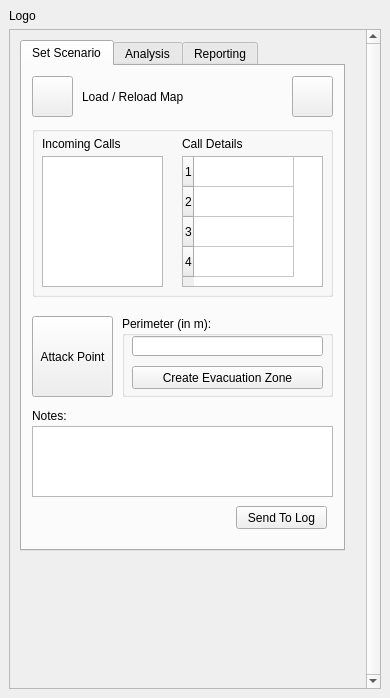
Qt form Evacu8/Evacu8/Evacu8_dockwidget_base.ui (fhb1990/GEO1005) before a commit.
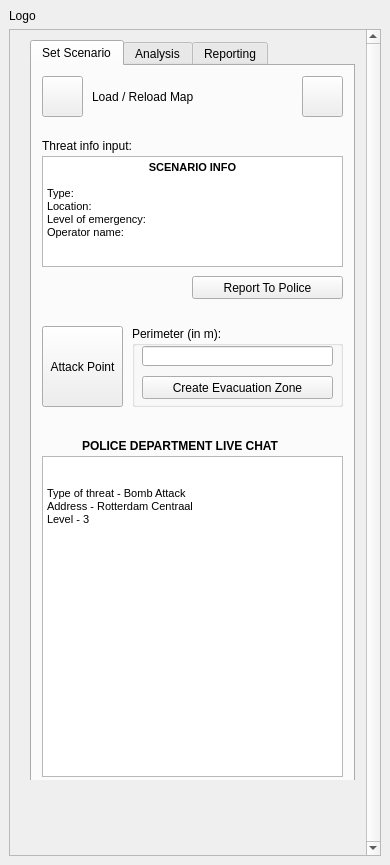
The same form after that commit.

```diff
--- a/Evacu8/Evacu8/Evacu8_dockwidget_base.ui
+++ b/Evacu8/Evacu8/Evacu8_dockwidget_base.ui
@@ -7,7 +7,7 @@
     <x>0</x>
     <y>0</y>
     <width>390</width>
-    <height>698</height>
+    <height>865</height>
    </rect>
   </property>
   <property name="maximumSize">
@@ -57,16 +57,16 @@
          <x>0</x>
          <y>0</y>
          <width>345</width>
-         <height>534</height>
+         <height>750</height>
         </rect>
        </property>
        <widget class="QTabWidget" name="tabs">
         <property name="geometry">
          <rect>
-          <x>10</x>
+          <x>20</x>
           <y>10</y>
           <width>325</width>
-          <height>511</height>
+          <height>761</height>
          </rect>
         </property>
         <property name="minimumSize">
@@ -127,7 +127,7 @@
           <property name="geometry">
            <rect>
             <x>100</x>
-            <y>250</y>
+            <y>260</y>
             <width>211</width>
             <height>81</height>
            </rect>
@@ -178,7 +178,7 @@
           <property name="geometry">
            <rect>
             <x>10</x>
-            <y>250</y>
+            <y>260</y>
             <width>81</width>
             <height>81</height>
            </rect>
@@ -187,100 +187,17 @@
            <string>Attack Point</string>
           </property>
          </widget>
-         <widget class="QGroupBox" name="calls_box">
-          <property name="geometry">
-           <rect>
-            <x>10</x>
-            <y>60</y>
-            <width>301</width>
-            <height>171</height>
-           </rect>
-          </property>
-          <property name="title">
-           <string/>
-          </property>
-          <widget class="QListWidget" name="scen_list">
-           <property name="geometry">
-            <rect>
-             <x>10</x>
-             <y>30</y>
-             <width>121</width>
-             <height>131</height>
-            </rect>
-           </property>
-          </widget>
-          <widget class="QTableWidget" name="scen_details">
-           <property name="geometry">
-            <rect>
-             <x>150</x>
-             <y>30</y>
-             <width>141</width>
-             <height>131</height>
-            </rect>
-           </property>
-           <property name="rowCount">
-            <number>4</number>
-           </property>
-           <property name="columnCount">
-            <number>1</number>
-           </property>
-           <attribute name="horizontalHeaderVisible">
-            <bool>false</bool>
-           </attribute>
-           <row/>
-           <row/>
-           <row/>
-           <row/>
-           <column/>
-          </widget>
-          <widget class="QLabel" name="label_2">
-           <property name="geometry">
-            <rect>
-             <x>10</x>
-             <y>10</y>
-             <width>91</width>
-             <height>16</height>
-            </rect>
-           </property>
-           <property name="text">
-            <string>Incoming Calls</string>
-           </property>
-          </widget>
-          <widget class="QLabel" name="label_3">
-           <property name="geometry">
-            <rect>
-             <x>150</x>
-             <y>10</y>
-             <width>91</width>
-             <height>16</height>
-            </rect>
-           </property>
-           <property name="text">
-            <string>Call Details</string>
-           </property>
-          </widget>
-         </widget>
-         <widget class="QTextEdit" name="notes_box">
-          <property name="geometry">
-           <rect>
-            <x>10</x>
-            <y>360</y>
-            <width>301</width>
-            <height>71</height>
-           </rect>
-          </property>
-         </widget>
          <widget class="QLabel" name="notes_label">
           <property name="geometry">
            <rect>
             <x>10</x>
-            <y>340</y>
-            <width>101</width>
+            <y>70</y>
+            <width>111</width>
             <height>20</height>
            </rect>
           </property>
           <property name="text">
-           <string>Notes:</string>
+           <string>Threat info input:</string>
           </property>
          </widget>
          <widget class="QPushButton" name="to_wiki1">
@@ -299,14 +216,77 @@
          <widget class="QPushButton" name="send_notes">
           <property name="geometry">
            <rect>
-            <x>214</x>
-            <y>440</y>
-            <width>91</width>
+            <x>160</x>
+            <y>210</y>
+            <width>151</width>
             <height>23</height>
            </rect>
           </property>
           <property name="text">
-           <string>Send To Log</string>
+           <string>Report To Police</string>
+          </property>
+         </widget>
+         <widget class="QTextEdit" name="scen_info">
+          <property name="geometry">
+           <rect>
+            <x>10</x>
+            <y>90</y>
+            <width>301</width>
+            <height>111</height>
+           </rect>
+          </property>
+          <property name="html">
+           <string>&lt;!DOCTYPE HTML PUBLIC &quot;-//W3C//DTD HTML 4.0//EN&quot; &quot;http://www.w3.org/TR/REC-html40/strict.dtd&quot;&gt;
+&lt;html&gt;&lt;head&gt;&lt;meta name=&quot;qrichtext&quot; content=&quot;1&quot; /&gt;&lt;style type=&quot;text/css&quot;&gt;
+p, li { white-space: pre-wrap; }
+&lt;/style&gt;&lt;/head&gt;&lt;body style=&quot; font-family:'MS Shell Dlg 2'; font-size:7.8pt; font-weight:400; font-style:normal;&quot;&gt;
+&lt;p align=&quot;center&quot; style=&quot; margin-top:0px; margin-bottom:0px; margin-left:0px; margin-right:0px; -qt-block-indent:0; text-indent:0px;&quot;&gt;&lt;span style=&quot; font-size:8pt; font-weight:600;&quot;&gt;SCENARIO INFO&lt;/span&gt;&lt;/p&gt;
+&lt;p align=&quot;center&quot; style=&quot;-qt-paragraph-type:empty; margin-top:0px; margin-bottom:0px; margin-left:0px; margin-right:0px; -qt-block-indent:0; text-indent:0px; font-size:8pt; font-weight:600;&quot;&gt;&lt;br /&gt;&lt;/p&gt;
+&lt;p style=&quot; margin-top:0px; margin-bottom:0px; margin-left:0px; margin-right:0px; -qt-block-indent:0; text-indent:0px;&quot;&gt;&lt;span style=&quot; font-size:8pt;&quot;&gt;Type:&lt;/span&gt;&lt;/p&gt;
+&lt;p style=&quot; margin-top:0px; margin-bottom:0px; margin-left:0px; margin-right:0px; -qt-block-indent:0; text-indent:0px;&quot;&gt;&lt;span style=&quot; font-size:8pt;&quot;&gt;Location:&lt;/span&gt;&lt;/p&gt;
+&lt;p style=&quot; margin-top:0px; margin-bottom:0px; margin-left:0px; margin-right:0px; -qt-block-indent:0; text-indent:0px;&quot;&gt;&lt;span style=&quot; font-size:8pt;&quot;&gt;Level of emergency:&lt;/span&gt;&lt;/p&gt;
+&lt;p style=&quot; margin-top:0px; margin-bottom:0px; margin-left:0px; margin-right:0px; -qt-block-indent:0; text-indent:0px;&quot;&gt;&lt;span style=&quot; font-size:8pt;&quot;&gt;Operator name:&lt;/span&gt;&lt;/p&gt;&lt;/body&gt;&lt;/html&gt;</string>
+          </property>
+         </widget>
+         <widget class="QLabel" name="notes_label_2">
+          <property name="geometry">
+           <rect>
+            <x>50</x>
+            <y>370</y>
+            <width>211</width>
+            <height>20</height>
+           </rect>
+          </property>
+          <property name="font">
+           <font>
+            <weight>75</weight>
+            <bold>true</bold>
+           </font>
+          </property>
+          <property name="text">
+           <string>POLICE DEPARTMENT LIVE CHAT</string>
+          </property>
+         </widget>
+         <widget class="QTextBrowser" name="live_chat">
+          <property name="geometry">
+           <rect>
+            <x>10</x>
+            <y>390</y>
+            <width>301</width>
+            <height>321</height>
+           </rect>
+          </property>
+          <property name="html">
+           <string>&lt;!DOCTYPE HTML PUBLIC &quot;-//W3C//DTD HTML 4.0//EN&quot; &quot;http://www.w3.org/TR/REC-html40/strict.dtd&quot;&gt;
+&lt;html&gt;&lt;head&gt;&lt;meta name=&quot;qrichtext&quot; content=&quot;1&quot; /&gt;&lt;style type=&quot;text/css&quot;&gt;
+p, li { white-space: pre-wrap; }
+&lt;/style&gt;&lt;/head&gt;&lt;body style=&quot; font-family:'MS Shell Dlg 2'; font-size:7.8pt; font-weight:400; font-style:normal;&quot;&gt;
+&lt;p align=&quot;center&quot; style=&quot;-qt-paragraph-type:empty; margin-top:0px; margin-bottom:0px; margin-left:0px; margin-right:0px; -qt-block-indent:0; text-indent:0px; font-size:8pt;&quot;&gt;&lt;br /&gt;&lt;/p&gt;
+&lt;p align=&quot;center&quot; style=&quot;-qt-paragraph-type:empty; margin-top:0px; margin-bottom:0px; margin-left:0px; margin-right:0px; -qt-block-indent:0; text-indent:0px; font-size:8pt;&quot;&gt;&lt;br /&gt;&lt;/p&gt;
+&lt;p style=&quot; margin-top:0px; margin-bottom:0px; margin-left:0px; margin-right:0px; -qt-block-indent:0; text-indent:0px;&quot;&gt;&lt;span style=&quot; font-size:8pt;&quot;&gt;Type of threat - Bomb Attack&lt;/span&gt;&lt;/p&gt;
+&lt;p style=&quot; margin-top:0px; margin-bottom:0px; margin-left:0px; margin-right:0px; -qt-block-indent:0; text-indent:0px;&quot;&gt;&lt;span style=&quot; font-size:8pt;&quot;&gt;Address - Rotterdam Centraal&lt;/span&gt;&lt;/p&gt;
+&lt;p style=&quot; margin-top:0px; margin-bottom:0px; margin-left:0px; margin-right:0px; -qt-block-indent:0; text-indent:0px;&quot;&gt;&lt;span style=&quot; font-size:8pt;&quot;&gt;Level - 3&lt;/span&gt;&lt;/p&gt;
+&lt;p style=&quot;-qt-paragraph-type:empty; margin-top:0px; margin-bottom:0px; margin-left:0px; margin-right:0px; -qt-block-indent:0; text-indent:0px; font-size:8pt;&quot;&gt;&lt;br /&gt;&lt;/p&gt;&lt;/body&gt;&lt;/html&gt;</string>
           </property>
          </widget>
         </widget>
```
Left out of the diff: 84 changed lines with no effect on the pictures. Lines whose indentation alone changed are shown as unchanged.
